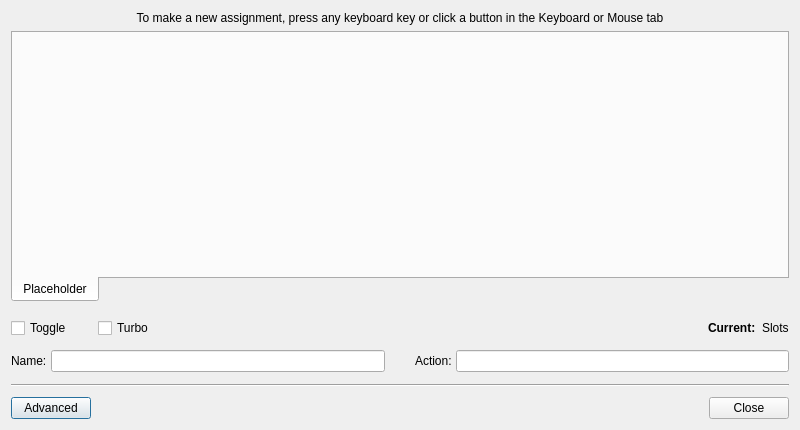
This is src/buttoneditdialog.ui in AntiMicroX/antimicrox as Qt 5 draws it before an edit. The edited form follows.
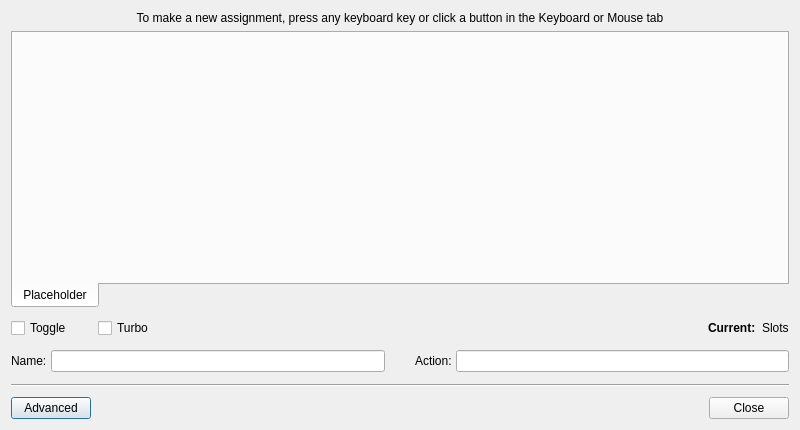
This is the edited form. Icons and pictures are not drawn. Custom widgets are drawn as their Qt base class.

Commit message: Small change to button edit dialog.

Patch:
```diff
--- a/src/buttoneditdialog.ui
+++ b/src/buttoneditdialog.ui
@@ -83,7 +83,7 @@
      <property name="sizeHint" stdset="0">
       <size>
        <width>20</width>
-       <height>10</height>
+       <height>4</height>
       </size>
      </property>
     </spacer>
```
Left out of the diff: 4 changed lines with no effect on the pictures.
